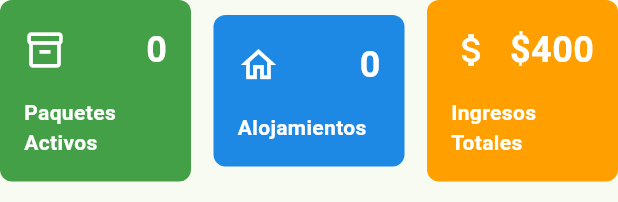
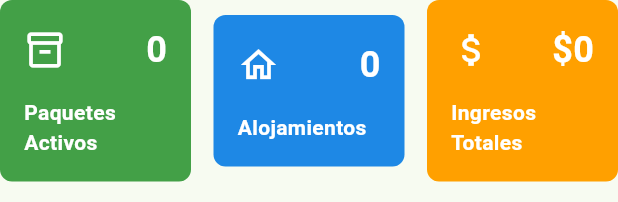
Before and after one commit to CarlosPadron-bot/Proyecto_Sistemas_de_Informacion_Grupo5, a Flutter app: the SeccionTarjetasInfo widget shown alone on an empty page, opened directly, on a phone screen of 412 x 824 dp. Shown: the top 202 px of the screen. Run offline on Flutter 3.47's test engine with Material 3 defaults, Android fonts, the phone set to English and light mode, and no system bars; our stand-ins replace cloud_firestore, firebase_auth, firebase_core, fl_chart, flutter_image_compress, image_picker; missing offline and left inert: dart:html; accounts and stored records are empty.

Commit message:
ingresos totales funcionales

```diff
--- a/proyecto_sistemas_info_grupo5/lib/operador/tarjetainfo_operador.dart
+++ b/proyecto_sistemas_info_grupo5/lib/operador/tarjetainfo_operador.dart
@@ -54,12 +54,33 @@ class SeccionTarjetasInfo extends StatelessWidget {
                   ),
                 ),
                 const SizedBox(width: 15),
+                // --- TARJETA MODIFICADA: INGRESOS TOTALES EN TIEMPO REAL ---
                 Expanded(
-                  child: _TarjetaInfo(
-                    titulo: 'Ingresos Totales',
-                    valor: '\$400',
-                    color: colorAmarillo,
-                    icono: Icons.attach_money,
+                  child: StreamBuilder<QuerySnapshot>(
+                    stream: FirebaseFirestore.instance
+                        .collection('reservas')
+                        .snapshots(),
+                    builder: (context, reservasSnapshot) {
+                      double ingresosCalculados = 0.0;
+
+                      if (reservasSnapshot.hasData) {
+                        for (var doc in reservasSnapshot.data!.docs) {
+                          var data = doc.data() as Map<String, dynamic>;
+                          // Sumamos el precio total real cobrado en la reserva
+                          ingresosCalculados +=
+                              (data['precioTotal'] ?? 0.0).toDouble();
+                        }
+                      }
+
+                      return _TarjetaInfo(
+                        titulo: 'Ingresos Totales',
+                        // Formateamos el valor dinámicamente con sus decimales o limpio
+                        valor:
+                            '\$${ingresosCalculados.toStringAsFixed(ingresosCalculados % 1 == 0 ? 0 : 2)}',
+                        color: colorAmarillo,
+                        icono: Icons.attach_money,
+                      );
+                    },
                   ),
                 ),
               ],
@@ -88,6 +109,7 @@ class SeccionTarjetasInfo extends StatelessWidget {
                   ),
                 ),
                 const SizedBox(width: 15),
+                // TARJETA: USUARIOS QUE HAN COMPRADO
                 Expanded(
                   child: StreamBuilder<QuerySnapshot>(
                     stream: FirebaseFirestore.instance
```
Also changed, not shown: 1 other file.
